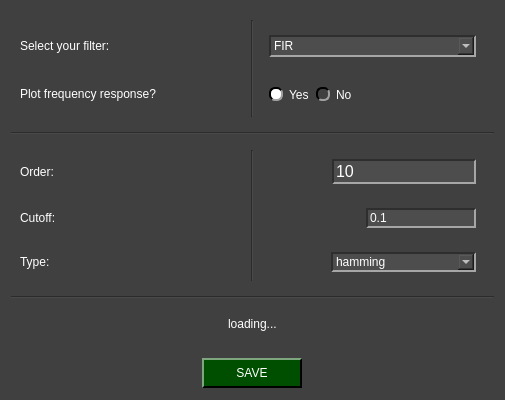
Above: pydaq/uis/PYDAQ_Digital_filterss_NIDAQ_widget.ui from viniciusfs14/pydaq before the change. Below: the same form after it.
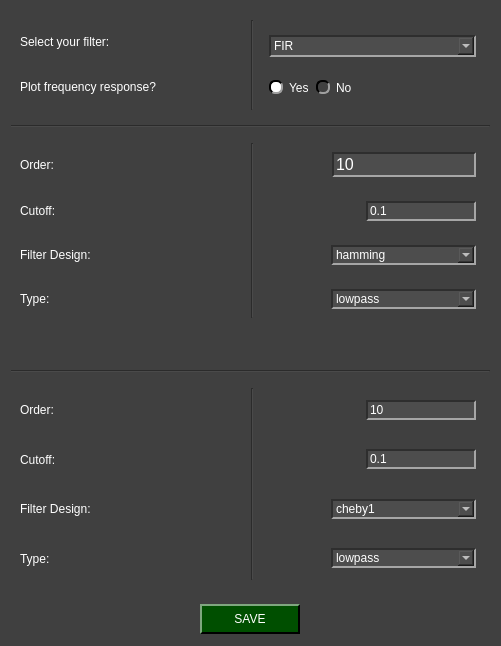
That is the form after the change. Icons and pictures are not drawn.

```diff
--- a/pydaq/uis/PYDAQ_Digital_filterss_NIDAQ_widget.ui
+++ b/pydaq/uis/PYDAQ_Digital_filterss_NIDAQ_widget.ui
@@ -7,9 +7,15 @@
     <x>0</x>
     <y>0</y>
     <width>501</width>
-    <height>400</height>
+    <height>646</height>
    </rect>
   </property>
+  <property name="minimumSize">
+   <size>
+    <width>501</width>
+    <height>646</height>
+   </size>
+  </property>
   <property name="windowTitle">
    <string>Digital Filters</string>
   </property>
@@ -302,112 +308,12 @@
      </property>
     </widget>
    </item>
-   <item row="5" column="0">
-    <widget class="QWidget" name="fir_widget" native="true">
-     <layout class="QGridLayout" name="gridLayout_3">
-      <item row="1" column="1" rowspan="3">
-       <widget class="Line" name="line_3">
-        <property name="orientation">
-         <enum>Qt::Vertical</enum>
-        </property>
-       </widget>
-      </item>
-      <item row="1" column="0">
-       <widget class="QLabel" name="label">
-        <property name="text">
-         <string>Order:</string>
-        </property>
-       </widget>
-      </item>
-      <item row="2" column="0">
-       <widget class="QLabel" name="label_3">
-        <property name="text">
-         <string>Cutoff:</string>
-        </property>
-       </widget>
-      </item>
-      <item row="2" column="2" alignment="Qt::AlignRight">
-       <widget class="QWidget" name="widget_7" native="true">
-        <layout class="QGridLayout" name="gridLayout_8">
-         <item row="0" column="0">
-          <widget class="QLineEdit" name="cutoff_fir">
-           <property name="text">
-            <string>0.1</string>
-           </property>
-          </widget>
-         </item>
-        </layout>
-       </widget>
-      </item>
-      <item row="3" column="2">
-       <widget class="QWidget" name="widget" native="true">
-        <layout class="QGridLayout" name="gridLayout_10">
-         <item row="1" column="0" alignment="Qt::AlignRight">
-          <widget class="QComboBox" name="comboBox">
-           <property name="minimumSize">
-            <size>
-             <width>145</width>
-             <height>0</height>
-            </size>
-           </property>
-           <property name="maximumSize">
-            <size>
-             <width>300</width>
-             <height>16777215</height>
-            </size>
-           </property>
-           <item>
-            <property name="text">
-             <string>hamming</string>
-            </property>
-           </item>
-           <item>
-            <property name="text">
-             <string>Haming</string>
-            </property>
-           </item>
-          </widget>
-         </item>
-        </layout>
-       </widget>
-      </item>
-      <item row="3" column="0">
-       <widget class="QLabel" name="label_7">
-        <property name="text">
-         <string>Type:</string>
-        </property>
-       </widget>
-      </item>
-      <item row="1" column="2" alignment="Qt::AlignRight">
-       <widget class="QWidget" name="widget_2" native="true">
-        <layout class="QGridLayout" name="gridLayout_4">
-         <item row="0" column="0" alignment="Qt::AlignRight">
-          <widget class="QLineEdit" name="order_fir">
-           <property name="font">
-            <font>
-             <family>Helvetica</family>
-             <pointsize>12</pointsize>
-             <italic>false</italic>
-             <bold>false</bold>
-            </font>
-           </property>
-           <property name="text">
-            <string>10</string>
-           </property>
-          </widget>
-         </item>
-        </layout>
-       </widget>
-      </item>
-     </layout>
-    </widget>
-   </item>
    <item row="3" column="0">
     <widget class="QWidget" name="left_side" native="true">
      <property name="minimumSize">
       <size>
        <width>483</width>
-       <height>0</height>
+       <height>108</height>
       </size>
      </property>
      <layout class="QGridLayout" name="gridLayout_2">
@@ -520,19 +426,6 @@
      </layout>
     </widget>
    </item>
-   <item row="7" column="0">
-    <widget class="QWidget" name="iir_widget" native="true">
-     <layout class="QGridLayout" name="gridLayout_9">
-      <item row="0" column="0" alignment="Qt::AlignHCenter">
-       <widget class="QLabel" name="label_6">
-        <property name="text">
-         <string>loading...</string>
-        </property>
-       </widget>
-      </item>
-     </layout>
-    </widget>
-   </item>
    <item row="8" column="0">
     <widget class="QWidget" name="widget_6" native="true">
      <property name="minimumSize">
@@ -577,6 +470,303 @@
      </property>
     </widget>
    </item>
+   <item row="5" column="0">
+    <widget class="QWidget" name="fir_widget" native="true">
+     <property name="minimumSize">
+      <size>
+       <width>483</width>
+       <height>234</height>
+      </size>
+     </property>
+     <layout class="QGridLayout" name="gridLayout_3">
+      <item row="1" column="2" alignment="Qt::AlignRight">
+       <widget class="QWidget" name="widget_2" native="true">
+        <layout class="QGridLayout" name="gridLayout_4">
+         <item row="0" column="0" alignment="Qt::AlignRight">
+          <widget class="QLineEdit" name="order_fir">
+           <property name="font">
+            <font>
+             <family>Helvetica</family>
+             <pointsize>12</pointsize>
+             <italic>false</italic>
+             <bold>false</bold>
+            </font>
+           </property>
+           <property name="text">
+            <string>10</string>
+           </property>
+          </widget>
+         </item>
+        </layout>
+       </widget>
+      </item>
+      <item row="3" column="0">
+       <widget class="QLabel" name="label_7">
+        <property name="text">
+         <string>Filter Design:</string>
+        </property>
+       </widget>
+      </item>
+      <item row="4" column="0">
+       <widget class="QLabel" name="label_2">
+        <property name="text">
+         <string>Type:</string>
+        </property>
+       </widget>
+      </item>
+      <item row="3" column="2" alignment="Qt::AlignRight">
+       <widget class="QWidget" name="widget" native="true">
+        <layout class="QGridLayout" name="gridLayout_10">
+         <item row="1" column="0" alignment="Qt::AlignRight">
+          <widget class="QComboBox" name="design_box">
+           <property name="minimumSize">
+            <size>
+             <width>145</width>
+             <height>0</height>
+            </size>
+           </property>
+           <property name="maximumSize">
+            <size>
+             <width>300</width>
+             <height>16777215</height>
+            </size>
+           </property>
+           <item>
+            <property name="text">
+             <string>hamming</string>
+            </property>
+           </item>
+           <item>
+            <property name="text">
+             <string>hann</string>
+            </property>
+           </item>
+          </widget>
+         </item>
+        </layout>
+       </widget>
+      </item>
+      <item row="4" column="2" alignment="Qt::AlignRight">
+       <widget class="QWidget" name="widget_8" native="true">
+        <layout class="QGridLayout" name="gridLayout_11">
+         <item row="0" column="0">
+          <widget class="QComboBox" name="type_box">
+           <property name="minimumSize">
+            <size>
+             <width>145</width>
+             <height>0</height>
+            </size>
+           </property>
+           <property name="maximumSize">
+            <size>
+             <width>145</width>
+             <height>16777215</height>
+            </size>
+           </property>
+           <item>
+            <property name="text">
+             <string>lowpass</string>
+            </property>
+           </item>
+           <item>
+            <property name="text">
+             <string>highpass</string>
+            </property>
+           </item>
+          </widget>
+         </item>
+        </layout>
+       </widget>
+      </item>
+      <item row="1" column="0">
+       <widget class="QLabel" name="label">
+        <property name="text">
+         <string>Order:</string>
+        </property>
+       </widget>
+      </item>
+      <item row="1" column="1" rowspan="4">
+       <widget class="Line" name="line_3">
+        <property name="orientation">
+         <enum>Qt::Vertical</enum>
+        </property>
+       </widget>
+      </item>
+      <item row="2" column="0">
+       <widget class="QLabel" name="label_3">
+        <property name="text">
+         <string>Cutoff:</string>
+        </property>
+       </widget>
+      </item>
+      <item row="2" column="2" alignment="Qt::AlignRight">
+       <widget class="QWidget" name="widget_7" native="true">
+        <layout class="QGridLayout" name="gridLayout_8">
+         <item row="0" column="0">
+          <widget class="QLineEdit" name="cutoff_fir">
+           <property name="text">
+            <string>0.1</string>
+           </property>
+          </widget>
+         </item>
+        </layout>
+       </widget>
+      </item>
+      <item row="5" column="2" alignment="Qt::AlignRight">
+       <widget class="QWidget" name="widget_3" native="true">
+        <layout class="QGridLayout" name="gridLayout_5"/>
+       </widget>
+      </item>
+     </layout>
+    </widget>
+   </item>
+   <item row="7" column="0">
+    <widget class="QWidget" name="iir_widget" native="true">
+     <property name="minimumSize">
+      <size>
+       <width>483</width>
+       <height>210</height>
+      </size>
+     </property>
+     <layout class="QGridLayout" name="gridLayout_9">
+      <item row="2" column="2" alignment="Qt::AlignRight">
+       <widget class="QWidget" name="widget_11" native="true">
+        <layout class="QGridLayout" name="gridLayout_14">
+         <item row="0" column="0">
+          <widget class="QComboBox" name="designbox_iir">
+           <property name="minimumSize">
+            <size>
+             <width>145</width>
+             <height>0</height>
+            </size>
+           </property>
+           <item>
+            <property name="text">
+             <string>cheby1</string>
+            </property>
+           </item>
+           <item>
+            <property name="text">
+             <string>cheby2</string>
+            </property>
+           </item>
+           <item>
+            <property name="text">
+             <string>butter</string>
+            </property>
+           </item>
+           <item>
+            <property name="text">
+             <string>ellip</string>
+            </property>
+           </item>
+          </widget>
+         </item>
+        </layout>
+       </widget>
+      </item>
+      <item row="1" column="2" alignment="Qt::AlignRight">
+       <widget class="QWidget" name="widget_10" native="true">
+        <layout class="QGridLayout" name="gridLayout_13">
+         <item row="0" column="0">
+          <widget class="QLineEdit" name="cutoff_iir">
+           <property name="text">
+            <string>0.1</string>
+           </property>
+          </widget>
+         </item>
+        </layout>
+       </widget>
+      </item>
+      <item row="2" column="0">
+       <widget class="QLabel" name="label_9">
+        <property name="text">
+         <string>Filter Design:</string>
+        </property>
+       </widget>
+      </item>
+      <item row="0" column="0" alignment="Qt::AlignLeft">
+       <widget class="QLabel" name="label_6">
+        <property name="text">
+         <string>Order:</string>
+        </property>
+       </widget>
+      </item>
+      <item row="1" column="0">
+       <widget class="QLabel" name="label_8">
+        <property name="text">
+         <string>Cutoff:</string>
+        </property>
+       </widget>
+      </item>
+      <item row="0" column="1" rowspan="4">
+       <widget class="Line" name="line_4">
+        <property name="orientation">
+         <enum>Qt::Vertical</enum>
+        </property>
+       </widget>
+      </item>
+      <item row="3" column="2" alignment="Qt::AlignRight">
+       <widget class="QWidget" name="widget_12" native="true">
+        <layout class="QGridLayout" name="gridLayout_15">
+         <item row="0" column="0">
+          <widget class="QComboBox" name="typebox_iir">
+           <property name="minimumSize">
+            <size>
+             <width>145</width>
+             <height>0</height>
+            </size>
+           </property>
+           <item>
+            <property name="text">
+             <string>lowpass</string>
+            </property>
+           </item>
+           <item>
+            <property name="text">
+             <string>highpass</string>
+            </property>
+           </item>
+          </widget>
+         </item>
+        </layout>
+       </widget>
+      </item>
+      <item row="0" column="2" alignment="Qt::AlignRight">
+       <widget class="QWidget" name="widget_9" native="true">
+        <property name="minimumSize">
+         <size>
+          <width>0</width>
+          <height>0</height>
+         </size>
+        </property>
+        <property name="maximumSize">
+         <size>
+          <width>16777215</width>
+          <height>16777215</height>
+         </size>
+        </property>
+        <layout class="QGridLayout" name="gridLayout_12">
+         <item row="0" column="0" alignment="Qt::AlignRight">
+          <widget class="QLineEdit" name="order_iir">
+           <property name="text">
+            <string>10</string>
+           </property>
+          </widget>
+         </item>
+        </layout>
+       </widget>
+      </item>
+      <item row="3" column="0">
+       <widget class="QLabel" name="label_10">
+        <property name="text">
+         <string>Type:</string>
+        </property>
+       </widget>
+      </item>
+     </layout>
+    </widget>
+   </item>
   </layout>
  </widget>
  <resources>
```
Left out of the diff: 1 changed line with no effect on the pictures.
